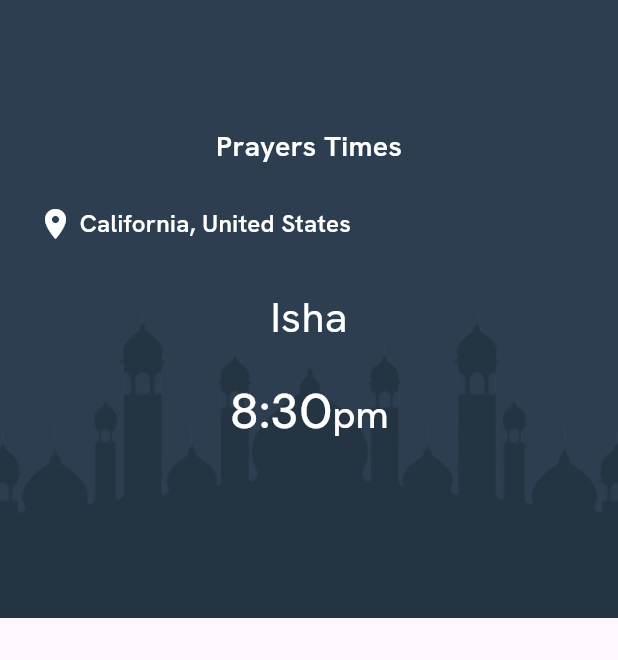
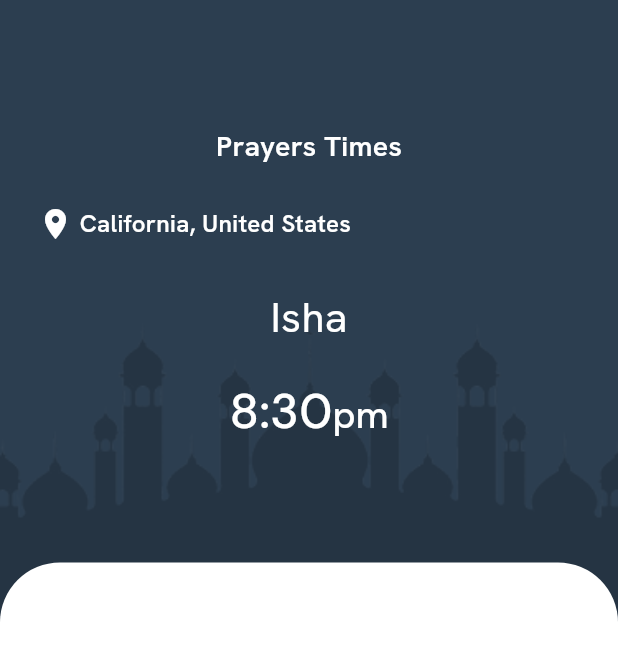
Before and after one commit to Kubbany/we-pray-tasks, a Flutter app: the screen it shows after launch, on a phone screen of 412 x 824 dp. Shown: the top 660 px of the screen. Run offline on Flutter 3.47's test engine with Material 3 defaults, Android fonts, the phone set to English and light mode, and no system bars; our stand-ins replace adhan, dartz, flutter_bloc, flutter_compass, geocoding, geolocator and 1 more.

Commit message:
converted container background to stack background

```diff
--- a/lib/features/prayers/presentation/views/prayers_view.dart
+++ b/lib/features/prayers/presentation/views/prayers_view.dart
@@ -1,4 +1,5 @@
 import 'package:flutter/material.dart';
+import 'package:we_pray_tasks/constants.dart';
 import 'package:we_pray_tasks/features/prayers/presentation/views/widgets/prayers_view_body.dart';
 
 class PrayersView extends StatelessWidget {
@@ -7,6 +8,7 @@ class PrayersView extends StatelessWidget {
   @override
   Widget build(BuildContext context) {
     return const Scaffold(
+      backgroundColor: kSecondaryColor,
       body: PrayersViewBody(),
     );
   }
--- /dev/null
+++ b/lib/features/prayers/presentation/views/widgets/jamea_background_stack.dart
@@ -0,0 +1,29 @@
+import 'package:flutter/material.dart';
+import 'package:we_pray_tasks/core/utils/app_images.dart';
+
+class JameaBackgroundStack extends StatelessWidget {
+  const JameaBackgroundStack({
+    super.key,
+    required this.child,
+  });
+  final Widget child;
+  @override
+  Widget build(BuildContext context) {
+    return SizedBox(
+      width: double.infinity,
+      child: Stack(
+        fit: StackFit.expand,
+        children: [
+          Positioned.fill(
+            bottom: MediaQuery.sizeOf(context).height * 0.472,
+            child: Image.asset(
+              Assets.imagesJameaPng,
+              fit: BoxFit.fitWidth,
+            ),
+          ),
+          child,
+        ],
+      ),
+    );
+  }
+}
--- a/lib/features/prayers/presentation/views/widgets/prayers_header_background.dart
+++ /dev/null
@@ -1,25 +0,0 @@
-import 'package:flutter/material.dart';
-import 'package:we_pray_tasks/constants.dart';
-import 'package:we_pray_tasks/core/utils/app_images.dart';
-
-class PrayersHeaderBackground extends StatelessWidget {
-  const PrayersHeaderBackground({
-    super.key,
-    required this.child,
-  });
-  final Widget child;
-  @override
-  Widget build(BuildContext context) {
-    return Container(
-      decoration: const BoxDecoration(
-        color: kSecondaryColor,
-        image: DecorationImage(
-          image: AssetImage(Assets.imagesJameaPng),
-          fit: BoxFit.fill,
-        ),
-      ),
-      width: double.infinity,
-      child: child,
-    );
-  }
-}
--- a/lib/features/prayers/presentation/views/widgets/prayers_header_section.dart
+++ b/lib/features/prayers/presentation/views/widgets/prayers_header_section.dart
@@ -2,7 +2,6 @@ import 'package:flutter/material.dart';
 
 import 'package:we_pray_tasks/core/utils/app_styles.dart';
 import 'package:we_pray_tasks/features/prayers/presentation/views/widgets/current_location.dart';
-import 'package:we_pray_tasks/features/prayers/presentation/views/widgets/prayers_header_background.dart';
 import 'current_prayer_widget.dart';
 
 class CurrentPrayerSection extends StatelessWidget {
@@ -10,10 +9,7 @@ class CurrentPrayerSection extends StatelessWidget {
 
   @override
   Widget build(BuildContext context) {
-    return const AspectRatio(
-      aspectRatio: 1,
-      child: PrayersHeaderBackground(
-        child: Column(
+    return const Column(
       children: <Widget>[
         SizedBox(
           height: 84,
@@ -34,8 +30,6 @@ class CurrentPrayerSection extends StatelessWidget {
         ),
         CurrentPrayer(),
       ],
-        ),
-      ),
     );
   }
 }
--- /dev/null
+++ b/lib/features/prayers/presentation/views/widgets/prayers_time_section.dart
@@ -0,0 +1,21 @@
+import 'package:flutter/material.dart';
+import 'package:we_pray_tasks/core/utils/widgets/custom_body_container.dart';
+
+class PrayersTimeSection extends StatelessWidget {
+  const PrayersTimeSection({
+    super.key,
+  });
+
+  @override
+  Widget build(BuildContext context) {
+    return const CustomBodyContainer(
+      child: Column(
+        children: [
+          SizedBox(
+            height: 37,
+          ),
+        ],
+      ),
+    );
+  }
+}
--- a/lib/features/prayers/presentation/views/widgets/prayers_view_body.dart
+++ b/lib/features/prayers/presentation/views/widgets/prayers_view_body.dart
@@ -1,16 +1,23 @@
 import 'package:flutter/material.dart';
-
-import 'prayers_header_section.dart';
+import 'package:we_pray_tasks/features/prayers/presentation/views/widgets/jamea_background_stack.dart';
+import 'package:we_pray_tasks/features/prayers/presentation/views/widgets/prayers_header_section.dart';
+import 'package:we_pray_tasks/features/prayers/presentation/views/widgets/prayers_time_section.dart';
 
 class PrayersViewBody extends StatelessWidget {
   const PrayersViewBody({super.key});
 
   @override
   Widget build(BuildContext context) {
-    return const Column(
-      children: <Widget>[
-        CurrentPrayerSection(),
-      ],
+    return const JameaBackgroundStack(
+      child: Column(
+        spacing: 78,
+        children: [
+          CurrentPrayerSection(),
+          Expanded(
+            child: PrayersTimeSection(),
+          ),
+        ],
+      ),
     );
   }
 }
```
Lines whose indentation alone changed are shown as unchanged.
